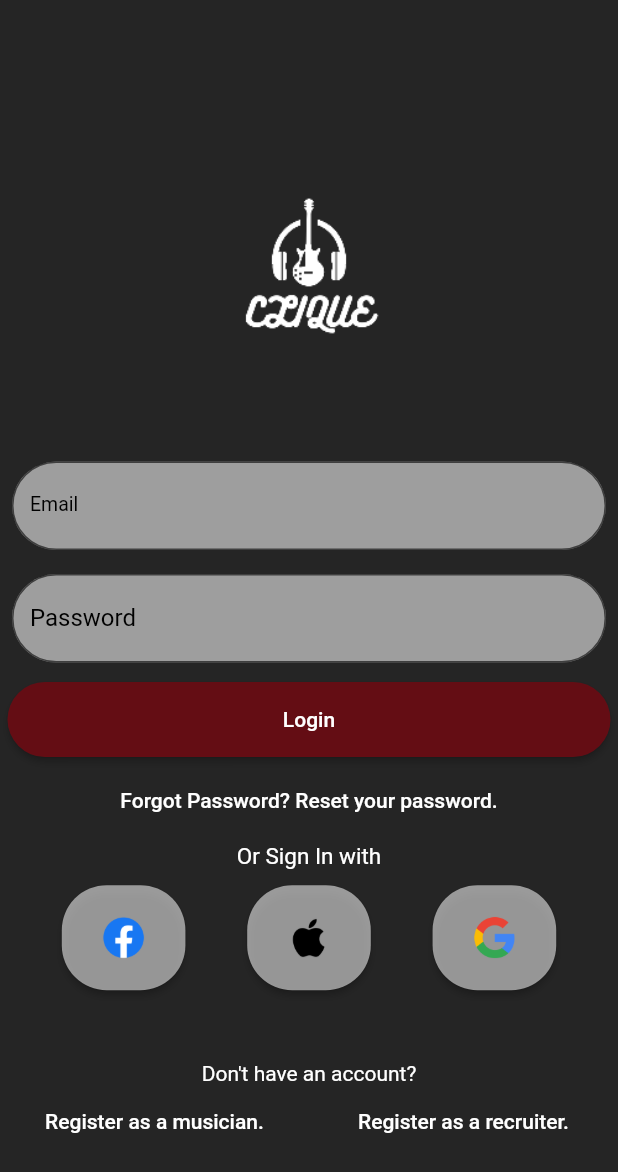
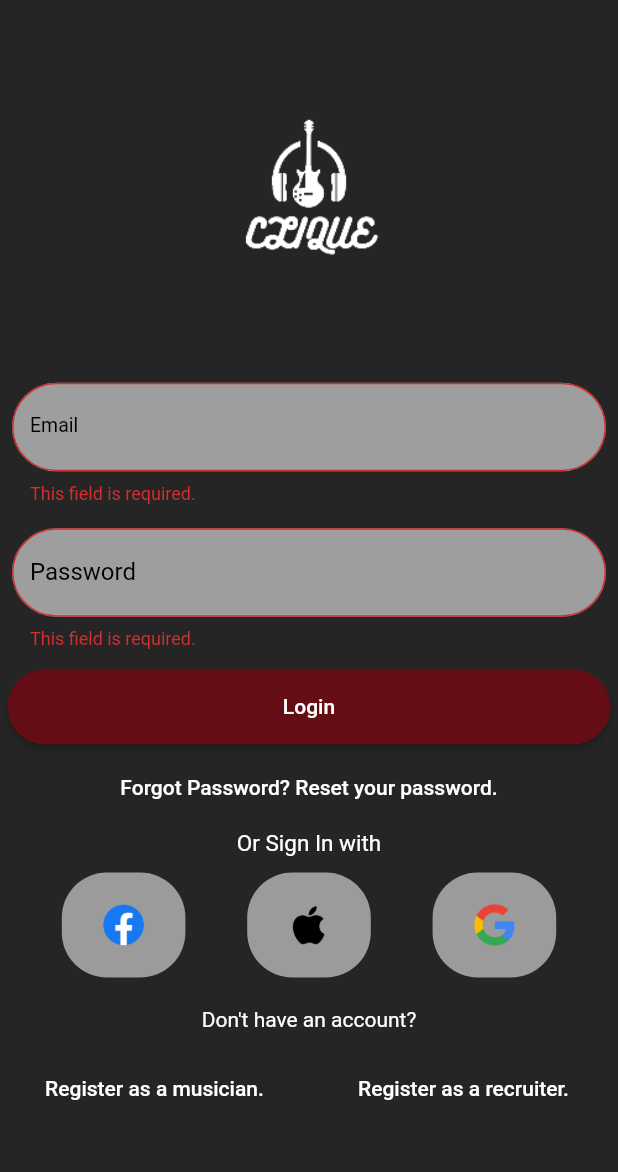
Before and after one commit to razanaws/Clique_app, a Flutter app: the screen it shows after launch, after a tap on "Login", on a phone screen of 412 x 824 dp. Shown: the top 1172 px of the screen. Run offline on Flutter 3.47's test engine with Material 2 defaults, Android fonts, the phone set to English and light mode, and no system bars; our stand-ins replace cloud_firestore, firebase_auth, firebase_core, google_sign_in, loading_animation_widget; missing offline and left inert: flutter_facebook_auth; accounts and stored records are empty; network calls fail.

```diff
--- a/lib/database/loginForm.dart
+++ b/lib/database/loginForm.dart
@@ -64,25 +64,33 @@ class _LoginState extends State<Login> {
 //Controllers
   TextEditingController emailController = TextEditingController();
   TextEditingController passwordController = TextEditingController();
-  GlobalKey<FormState> formKey = GlobalKey<FormState>();
+  final formKey = GlobalKey<FormState>();
+
+  bool isValidEmail(value) {
+    return RegExp(
+            r'^(([^<>()[\]\\.,;:\s@\"]+(\.[^<>()[\]\\.,;:\s@\"]+)*)|(\".+\"))@((\[[0-9]{1,3}\.[0-9]{1,3}\.[0-9]{1,3}\.[0-9]{1,3}\])|(([a-zA-Z\-0-9]+\.)+[a-zA-Z]{2,}))$')
+        .hasMatch(value);
+  }
+
+  bool isValidPassword(value) {
+    return RegExp(r'^(?=.*[A-Za-z])(?=.*\d)[A-Za-z\d]{8,}$').hasMatch(value);
+  }
 
   //TODO: stay logged in
-
-  submitForm() async {
+   submitForm() async {
     try {
       final credential = await FirebaseAuth.instance.signInWithEmailAndPassword(
-          email: emailController.text, password: passwordController.text);
+          email: emailController.text.trim(),
+          password: passwordController.text.trim());
       //navigate to homepage after signing in.
 
       Navigator.of(context)
           .push(MaterialPageRoute(builder: (context) => Homepage()));
     } on FirebaseAuthException catch (e) {
       if (e.code == 'user-not-found') {
-        //TODO: input red with warning msg
         print('No user found for that email.');
-      } else if (e.code == 'wrong-password') {
-        //TODO: input red with warning msg
-        print('Wrong password provided for that user.');
+        return SnackBar(content: Text('Invalid username or password'));
+
       }
     }
   }
@@ -94,9 +102,7 @@ class _LoginState extends State<Login> {
 
     return Scaffold(
       backgroundColor: const Color.fromRGBO(37, 37, 37, 1),
-      body: SizedBox(
-        height: height,
-        width: width,
+      body: SingleChildScrollView(
         child: Form(
           key: formKey,
           child: Column(
@@ -113,6 +119,10 @@ class _LoginState extends State<Login> {
                     if (value == null || value.isEmpty) {
                       //TODO: Validate email "xxx@xxx.com"
                       return 'This field is required.';
+                    } else if (value.contains(" ")) {
+                      return 'Spaces are not allowed';
+                    } else if (!isValidEmail(value)) {
+                      return 'Invalid Email Address';
                     }
                     return null;
                   },
@@ -142,6 +152,10 @@ class _LoginState extends State<Login> {
                     if (value == null || value.isEmpty) {
                       //TODO: Validate password ">6"
                       return 'This field is required.';
+                    } else if (value.contains(" ")) {
+                      return 'Spaces are not allowed';
+                    } else if (!isValidPassword(value)) {
+                      return 'Password cannot contain any special characters';
                     }
                     return null;
                   },
@@ -172,7 +186,15 @@ class _LoginState extends State<Login> {
                     shape: MaterialStateProperty.all(RoundedRectangleBorder(
                         borderRadius: BorderRadius.circular(50.0))),
                   ),
-                  onPressed: () {
+                  onPressed:  (){
+                    if (formKey.currentState!.validate()) {
+                      ScaffoldMessenger.of(context).showSnackBar(
+                          const SnackBar(content: Text('Processing Data')));
+
+                    }
+
+                    //TODO:go back
+
                     submitForm();
                   },
                   child: const Text(
@@ -221,7 +243,8 @@ class _LoginState extends State<Login> {
                         borderRadius: BorderRadius.circular(30.0),
                       )),
                     ),
-                    onPressed: signInWithFacebook,
+                    onPressed: // signInWithFacebook
+                        null,
                     child: Image.asset(
                       "images/facebookSymbol.png",
                       height: 70,
@@ -241,7 +264,8 @@ class _LoginState extends State<Login> {
                         borderRadius: BorderRadius.circular(30.0),
                       )),
                     ),
-                    onPressed: signInWithApple,
+                    onPressed: //signInWithApple
+                        null,
                     child: Image.asset(
                       "images/appleSymbol.png",
                       height: 70,
@@ -261,9 +285,10 @@ class _LoginState extends State<Login> {
                         borderRadius: BorderRadius.circular(30.0),
                       )),
                     ),
-                    onPressed: () async {
+                    onPressed: /*() async {
                       await _handleSignIn();
-                    },
+                    }*/
+                        null,
                     child: Image.asset(
                       "images/googleSymbol.png",
                       height: 70,
@@ -277,13 +302,12 @@ class _LoginState extends State<Login> {
                 ],
               ),
 
-              SizedBox(
-                width: width * 0.05,
-                height: height * 0.05,
-              ),
-              const Text(
-                "Don't have an account?",
-                style: TextStyle(color: Colors.white),
+              Padding(
+                padding: const EdgeInsets.all(14.0),
+                child: const Text(
+                  "Don't have an account?",
+                  style: TextStyle(color: Colors.white),
+                ),
               ),
               //SizedBox(width: width*0.05,height: height*0.05,),
 
--- a/lib/main.dart
+++ b/lib/main.dart
@@ -22,7 +22,9 @@ class MyApp extends StatelessWidget {
   @override
   Widget build(BuildContext context) {
     return const MaterialApp(
-        debugShowCheckedModeBanner: false, home: loadingPage());
+        debugShowCheckedModeBanner: false,
+        home: loadingPage()
+    );
   }
 }
 
--- a/pubspec.yaml
+++ b/pubspec.yaml
@@ -42,11 +42,13 @@ dependencies:
   # The following adds the Cupertino Icons font to your application.
   # Use with the CupertinoIcons class for iOS style icons.
   cupertino_icons: ^1.0.2
-  firebase_core: ^2.8.0
+  firebase_core: ^2.9.0
   cloud_firestore: ^4.4.5
   firebase_auth: ^4.3.0
   twitter_login: ^4.3.1
   sign_in_with_apple: ^4.3.0
+  firebase_storage: ^11.1.0
+  image_picker: ^0.8.7+1
 
 dev_dependencies:
   flutter_test:
```
Also changed, not shown: lib/database/SignUpMusicianForm.dart (+94 -7 lines), lib/database/SignUpRecruiterForm.dart (+92 -5 lines), pubspec.lock, 3 other files.
